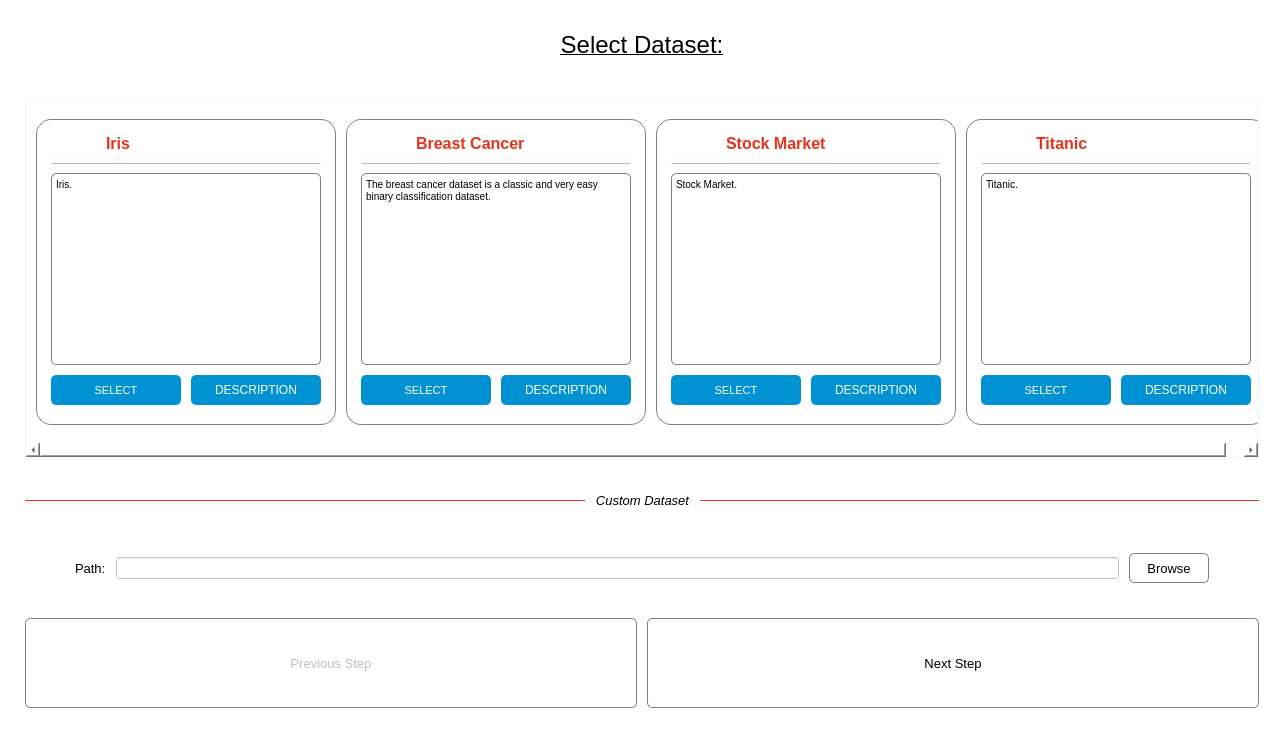
Qt form UI/Design/dataset.ui (MarkMolenmakerHU/INNO_xAITool) before a commit.
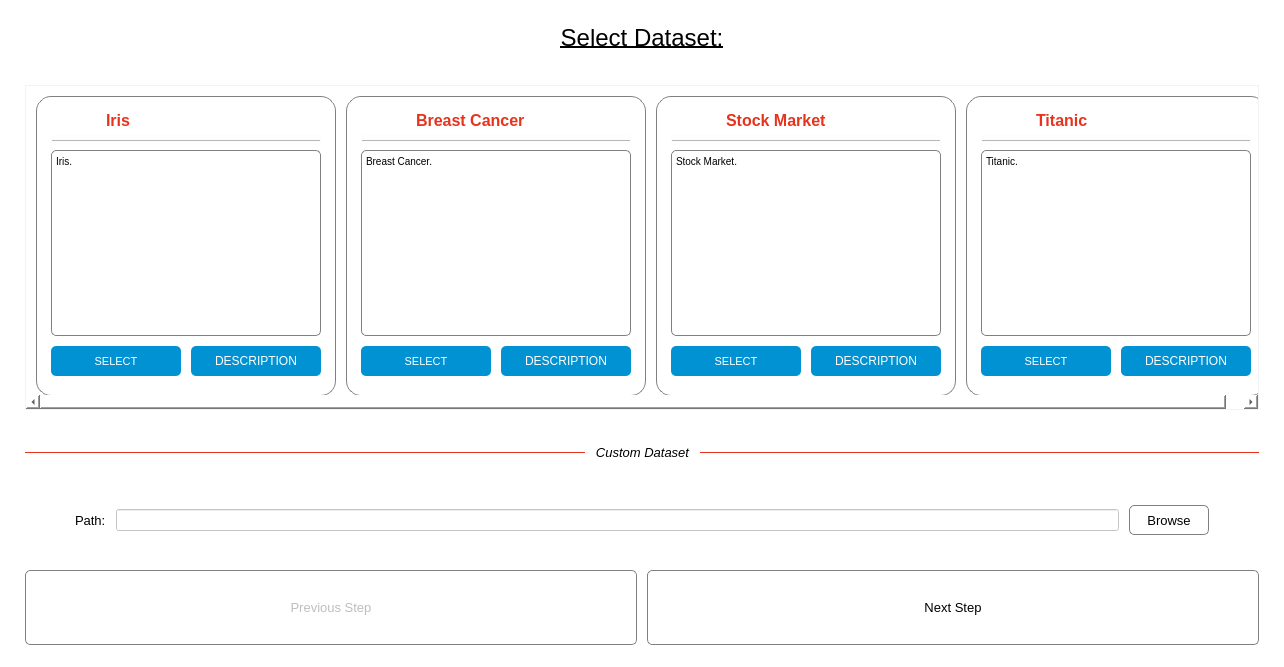
The same form after that commit. Icons and pictures are not drawn.

```diff
--- a/UI/Design/dataset.ui
+++ b/UI/Design/dataset.ui
@@ -7,7 +7,7 @@
     <x>0</x>
     <y>0</y>
     <width>1284</width>
-    <height>730</height>
+    <height>667</height>
    </rect>
   </property>
   <property name="windowTitle">
@@ -847,7 +847,7 @@
 &lt;html&gt;&lt;head&gt;&lt;meta name=&quot;qrichtext&quot; content=&quot;1&quot; /&gt;&lt;style type=&quot;text/css&quot;&gt;
 p, li { white-space: pre-wrap; }
 &lt;/style&gt;&lt;/head&gt;&lt;body style=&quot; font-family:'MS Shell Dlg 2'; font-size:7.8pt; font-weight:400; font-style:normal;&quot;&gt;
-&lt;p style=&quot; margin-top:5px; margin-bottom:5px; margin-left:0px; margin-right:0px; -qt-block-indent:0; text-indent:0px;&quot;&gt;The breast cancer dataset is a classic and very easy binary classification dataset.&lt;/p&gt;&lt;/body&gt;&lt;/html&gt;</string>
+&lt;p style=&quot; margin-top:5px; margin-bottom:5px; margin-left:0px; margin-right:0px; -qt-block-indent:0; text-indent:0px;&quot;&gt;Breast Cancer.&lt;/p&gt;&lt;/body&gt;&lt;/html&gt;</string>
              </property>
             </widget>
            </item>
```
Left out of the diff: 3 changed lines with no effect on the pictures.
